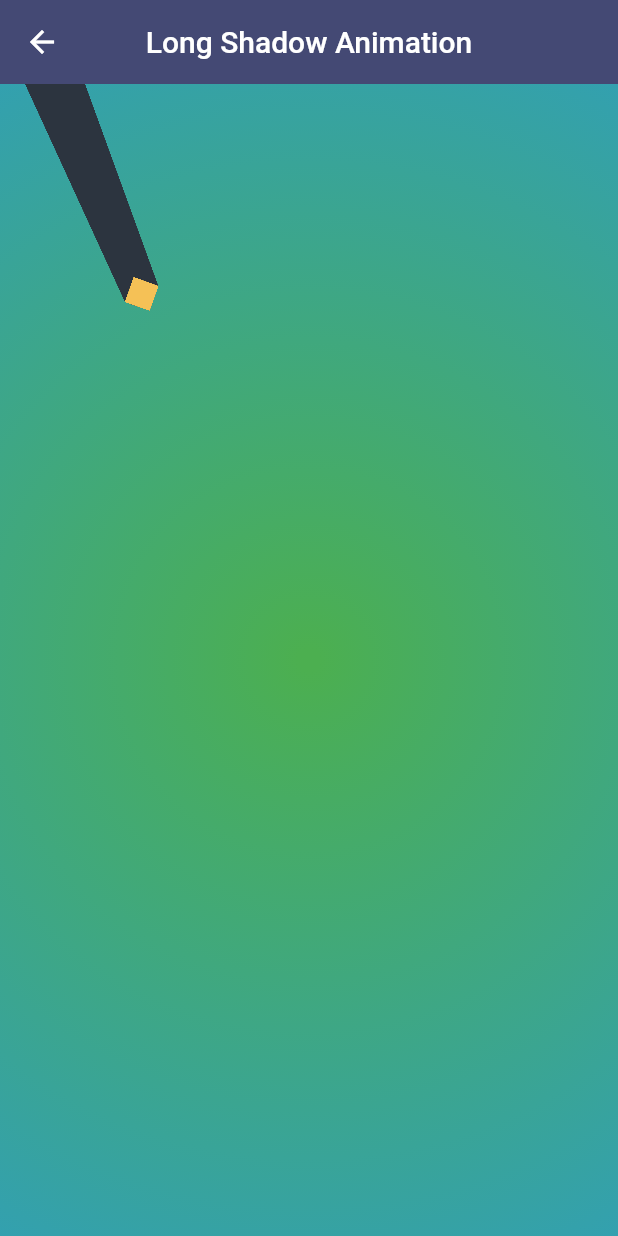
After one commit to ikramhasan/Flutter-Artbook, a Flutter app: the LongShadowAnimationPage screen opened directly, on a phone screen of 412 x 824 dp. The commit adds this screen. Run offline on Flutter 3.47's test engine with Material 2 defaults, Android fonts, the phone set to English and light mode, and no system bars; our stand-ins replace get; missing offline and left inert: dart:html; statements that could not run were skipped.

Commit message:
ADDED: Long Sadow Animation

```diff
--- /dev/null
+++ b/lib/arts/long_shadow_animation.dart
@@ -0,0 +1,299 @@
+import 'package:flutter/material.dart';
+import 'dart:math' as math;
+import 'dart:math';
+
+class LongShadowAnimationPage extends StatefulWidget {
+  LongShadowAnimationPage({Key key}) : super(key: key);
+
+  @override
+  _LongShadowAnimationPageState createState() =>
+      _LongShadowAnimationPageState();
+}
+
+class _LongShadowAnimationPageState extends State<LongShadowAnimationPage>
+    with SingleTickerProviderStateMixin {
+  Animation animation;
+  AnimationController animationController;
+
+  List<Box> boxes = [];
+
+  @override
+  void initState() {
+    super.initState();
+    animationController = AnimationController(
+      duration: Duration(microseconds: 100),
+      vsync: this,
+    );
+    // Add listener
+    animationController.addListener(() {
+      setState(() {});
+    });
+
+    // Repeat the animation
+    animationController.repeat();
+  }
+
+  @override
+  void didChangeDependencies() {
+    super.didChangeDependencies();
+
+    List.generate(20, (index) {
+      boxes.add(Box(
+          random: Random(),
+          size: Size(MediaQuery.of(context).size.width,
+              MediaQuery.of(context).size.height)));
+    });
+  }
+
+  @override
+  void dispose() {
+    animationController.dispose();
+    super.dispose();
+  }
+
+  @override
+  Widget build(BuildContext context) {
+    return Scaffold(
+      appBar: AppBar(
+        backgroundColor: Color(0xFF444974),
+        elevation: 0,
+        title: Text('Long Shadow Animation'),
+        centerTitle: true,
+      ),
+      body: Center(
+        child: GestureDetector(
+          child: Stack(
+            alignment: Alignment.center,
+            children: <Widget>[
+              Container(
+                decoration: BoxDecoration(
+                  gradient: RadialGradient(
+                      center: Alignment.center,
+                      radius: 2,
+                      colors: [Colors.green[500], Colors.blue],
+                      stops: [0.009, 0.9]),
+                ),
+              ),
+              LongShadowAnimation(
+                  light: Light(
+                      x: MediaQuery.of(context).size.width / 2,
+                      y: MediaQuery.of(context).size.height / 2),
+                  boxes: boxes),
+            ],
+          ),
+        ),
+      ),
+    );
+  }
+}
+
+class LongShadowAnimation extends StatelessWidget {
+  const LongShadowAnimation({@required this.light, this.boxes});
+
+  final Light light;
+  final List<Box> boxes;
+
+  @override
+  Widget build(BuildContext context) {
+    return Center(
+      child: SizedBox.expand(
+        child: CustomPaint(
+          painter: _LongShadowAnimationPainter(
+              light: light, size: MediaQuery.of(context).size, boxes: boxes),
+        ),
+      ),
+    );
+  }
+}
+
+/// [CustomPainter] that draws a clock hand.
+class _LongShadowAnimationPainter extends CustomPainter {
+  math.Random random = math.Random();
+
+  Light light;
+  List<Box> boxes;
+
+  _LongShadowAnimationPainter({@required this.light, Size size, this.boxes});
+
+  @override
+  void paint(Canvas canvas, Size size) {
+    for (var i = 0; i < boxes.length; i++) {
+      boxes[i].rotate();
+      boxes[i].drawShadow(canvas, light);
+    }
+
+    for (var i = 0; i < boxes.length; i++) {
+      collisionDetection(i);
+      boxes[i].draw(canvas, size);
+    }
+  }
+
+  @override
+  bool shouldRepaint(_LongShadowAnimationPainter oldDelegate) {
+    return true;
+  }
+
+  void collisionDetection(int b) {
+    for (var i = boxes.length - 1; i >= 0; i--) {
+      if (i != b) {
+        var dx =
+            (boxes[b].x + boxes[b].halfSize) - (boxes[i].x + boxes[i].halfSize);
+        var dy =
+            (boxes[b].y + boxes[b].halfSize) - (boxes[i].y + boxes[i].halfSize);
+        var d = math.sqrt(dx * dx + dy * dy);
+        if (d < boxes[b].halfSize + boxes[i].halfSize) {
+          boxes[b].halfSize =
+              boxes[b].halfSize > 1 ? boxes[b].halfSize -= 1 : 1;
+          boxes[i].halfSize =
+              boxes[i].halfSize > 1 ? boxes[i].halfSize -= 1 : 1;
+        }
+      }
+    }
+  }
+}
+
+class Box {
+  double halfSize;
+  double x;
+  double y;
+  double r;
+  double shadowLength;
+  Color color;
+  final math.Random random;
+  Size size;
+  List<String> colors = ["f5c156", "e6616b", "5cd3ad"];
+
+  Box({this.random, this.size}) {
+    halfSize = (math.Random().nextDouble() * 100) + 1;
+    x = (math.Random().nextDouble() * size.width) + 1;
+    y = (math.Random().nextDouble() * size.height) + 1;
+    r = math.Random().nextDouble() * math.pi;
+    shadowLength = 1000;
+    color = Hex.intToColor(Hex.stringToInt(
+        colors[(math.Random().nextDouble() * colors.length).floor()]));
+  }
+
+  List<Point<double>> getDots() {
+    double full = (math.pi * 2) / 4;
+
+    Point<double> p1 =
+        Point<double>(x + halfSize * math.sin(r), y + halfSize * math.cos(r));
+    Point<double> p2 = Point<double>(
+        x + halfSize * math.sin(r + full), y + halfSize * math.cos(r + full));
+    Point<double> p3 = Point<double>(x + halfSize * math.sin(r + full * 2),
+        y + halfSize * math.cos(r + full * 2));
+    Point<double> p4 = Point<double>(x + halfSize * math.sin(r + full * 3),
+        y + halfSize * math.cos(r + full * 3));
+
+    return [p1, p2, p3, p4];
+  }
+
+  void rotate() {
+    var speed = (60 - halfSize) / 20;
+    r += speed * 0.002;
+    x += speed;
+    y += speed;
+  }
+
+  void draw(Canvas canvas, Size size) {
+    List<Point<double>> dots = getDots();
+
+    Paint paint = Paint()
+      ..style = PaintingStyle.fill
+      ..color = color;
+    Path path = Path();
+
+    path.moveTo(dots[0].x, dots[0].y);
+    path.lineTo(dots[1].x, dots[1].y);
+    path.lineTo(dots[2].x, dots[2].y);
+    path.lineTo(dots[3].x, dots[3].y);
+
+    canvas.drawPath(path, paint);
+
+    if (y - halfSize > size.height) {
+      y -= size.height + 100;
+    }
+
+    if (x - halfSize > size.width) {
+      x -= size.width + 100;
+    }
+  }
+
+  void drawShadow(Canvas canvas, Light light) {
+    List<Point<double>> dots = getDots();
+    List<double> angles = [];
+    List<ShadowPoint> points = [];
+
+    for (Point dot in dots) {
+      double angle = math.atan2(light.y - dot.y, light.x - dot.x);
+      var endX = dot.x + shadowLength * math.sin(-angle - math.pi / 2);
+      var endY = dot.y + shadowLength * math.cos(-angle - math.pi / 2);
+      angles.add(angle);
+      points.add(
+          ShadowPoint(endX: endX, endY: endY, startX: dot.x, startY: dot.y));
+    }
+
+    Paint paint = Paint()
+      ..style = PaintingStyle.fill
+      ..color = Hex.intToColor(Hex.stringToInt("2c343f"));
+    Path path = Path();
+
+    for (var i = points.length - 1; i >= 0; i--) {
+      var n = i == 3 ? 0 : i + 1;
+
+      path.moveTo(points[i].startX, points[i].startY);
+      path.lineTo(points[n].startX, points[n].startY);
+      path.lineTo(points[n].endX, points[n].endY);
+      path.lineTo(points[i].endX, points[i].endY);
+
+      canvas.drawPath(path, paint);
+    }
+  }
+}
+
+class ShadowPoint {
+  final double endX;
+  final double endY;
+  final double startX;
+  final double startY;
+
+  ShadowPoint({this.endX, this.endY, this.startX, this.startY});
+}
+
+class Light {
+  final double x;
+  final double y;
+
+  Light({this.x, this.y});
+}
+
+class Hex {
+  //Hex Number To Color
+  static Color intToColor(int hexNumber) => Color.fromARGB(
+      255,
+      (hexNumber >> 16) & 0xFF,
+      ((hexNumber >> 8) & 0xFF),
+      (hexNumber >> 0) & 0xFF);
+
+  //String To Hex Number
+  static int stringToInt(String hex) => int.parse(hex, radix: 16);
+
+  //String To Color
+  static String colorToString(Color color) =>
+      _colorToString(color.red.toRadixString(16)) +
+      _colorToString(color.green.toRadixString(16)) +
+      _colorToString(color.blue.toRadixString(16));
+  static String _colorToString(String text) =>
+      text.length == 1 ? "0" + text : text;
+
+  //Subste
+  static String textSubString(String text) {
+    if (text == null) return null;
+
+    if (text.length < 6) return null;
+
+    if (text.length == 6) return text;
+
+    return text.substring(text.length - 6, 6);
+  }
+}
```
Also changed, not shown: lib/homepage.dart (+13 -0 lines), 1 other file.
